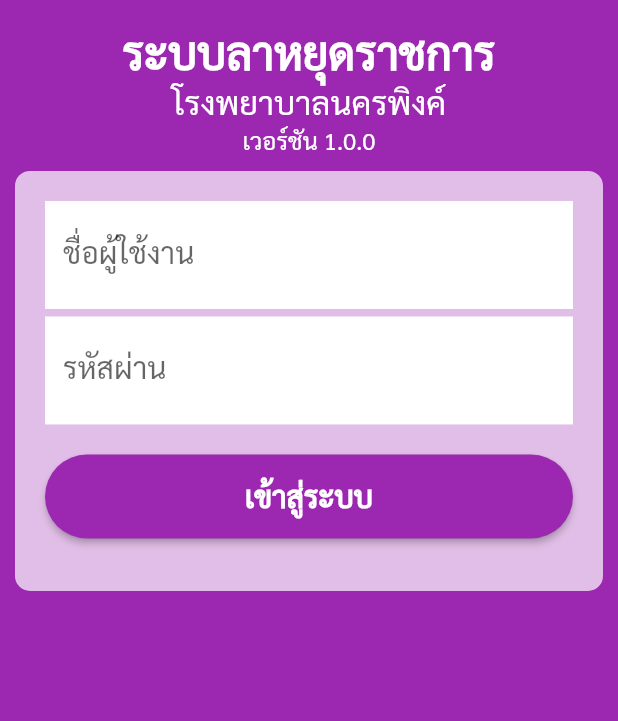
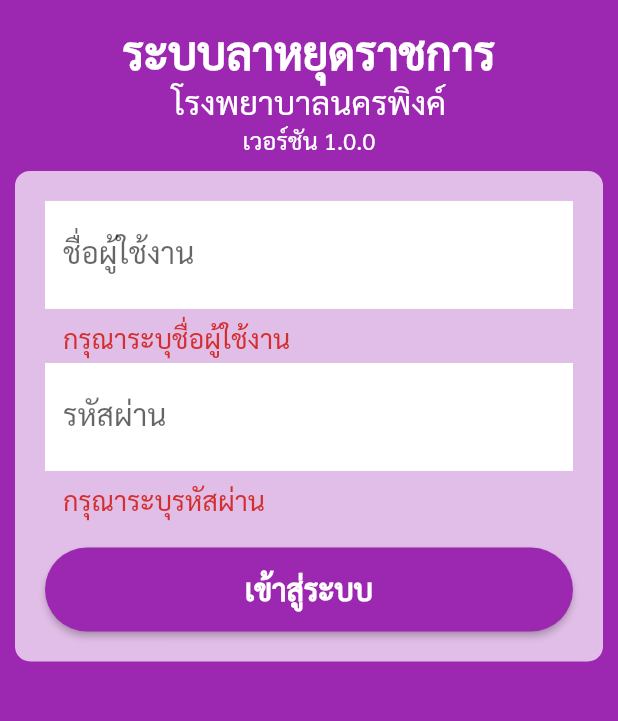
Before and after one commit to siteslave/nkp_app, a Flutter app: the screen it shows after launch, after a tap on "เข้าสู่ระบบ", on a phone screen of 412 x 824 dp, the part 233-954 px from its top. Run offline on Flutter 3.47's test engine with Material 2 defaults, Android fonts, the phone set to English and light mode, and no system bars.

Commit message:
add login api

```diff
--- /dev/null
+++ b/lib/api.dart
@@ -0,0 +1,18 @@
+import 'package:http/http.dart' as http;
+
+class Api {
+  Api();
+
+  String apiUrl = 'http://localhost:3000';
+
+  Future login(String username, String password) async {
+    String url = '$apiUrl/login';
+    Map body = {
+      "username": username.toString(),
+      "password": password.toString(),
+      "userType": "ADMIN"
+    };
+
+    return await http.post(url, body: body);
+  }
+}
--- a/lib/login.dart
+++ b/lib/login.dart
@@ -1,4 +1,6 @@
 import 'package:flutter/material.dart';
+import 'package:nkp_leave/api.dart';
+import 'dart:convert' as convert;
 
 class LoginPage extends StatefulWidget {
   @override
@@ -6,6 +8,12 @@ class LoginPage extends StatefulWidget {
 }
 
 class _LoginPageState extends State<LoginPage> {
+  final _formKey = GlobalKey<FormState>();
+  Api api = Api();
+
+  TextEditingController ctrlUsername = TextEditingController();
+  TextEditingController ctrlPassword = TextEditingController();
+
   @override
   Widget build(BuildContext context) {
     return Scaffold(
@@ -41,27 +49,45 @@ class _LoginPageState extends State<LoginPage> {
               Container(
                 margin: EdgeInsets.all(10),
                 padding: EdgeInsets.all(20),
-                height: 280,
+                // height: 280,
                 width: 400,
                 decoration: BoxDecoration(
                     color: Colors.purple[100],
                     borderRadius: BorderRadius.circular(10)),
                 child: Form(
+                  key: _formKey,
                   child: Column(
                     children: <Widget>[
                       TextFormField(
+                        controller: ctrlUsername,
+                        validator: (String value) {
+                          if (value.isEmpty) {
+                            return 'กรุณาระบุชื่อผู้ใช้งาน';
+                          }
+
+                          return null;
+                        },
                         style: TextStyle(fontSize: 22),
                         decoration: InputDecoration(
                             border: InputBorder.none,
                             fillColor: Colors.white,
                             filled: true,
                             labelText: 'ชื่อผู้ใช้งาน',
-                            labelStyle: TextStyle(fontSize: 20)),
+                            labelStyle: TextStyle(fontSize: 20),
+                            errorStyle: TextStyle(fontSize: 18)),
                       ),
                       SizedBox(
                         height: 5,
                       ),
                       TextFormField(
+                        controller: ctrlPassword,
+                        validator: (String value) {
+                          if (value.isEmpty) {
+                            return 'กรุณาระบุรหัสผ่าน';
+                          }
+
+                          return null;
+                        },
                         style: TextStyle(fontSize: 22),
                         obscureText: true,
                         decoration: InputDecoration(
@@ -69,7 +95,8 @@ class _LoginPageState extends State<LoginPage> {
                             fillColor: Colors.white,
                             filled: true,
                             labelText: 'รหัสผ่าน',
-                            labelStyle: TextStyle(fontSize: 20)),
+                            labelStyle: TextStyle(fontSize: 20),
+                            errorStyle: TextStyle(fontSize: 18)),
                       ),
                       SizedBox(
                         height: 20,
@@ -79,7 +106,7 @@ class _LoginPageState extends State<LoginPage> {
                           Expanded(
                             child: RaisedButton(
                                 padding: EdgeInsets.all(15),
-                                onPressed: () {},
+                                onPressed: () => doLogin(),
                                 child: Text('เข้าสู่ระบบ',
                                     style: TextStyle(
                                         fontSize: 20,
@@ -102,4 +129,25 @@ class _LoginPageState extends State<LoginPage> {
       ),
     );
   }
+
+  Future doLogin() async {
+    if (_formKey.currentState.validate()) {
+      // valid
+      String username = ctrlUsername.text;
+      String password = ctrlPassword.text;
+
+      try {
+        var rs = await api.login(username, password);
+        print(rs.body);
+
+        if (rs.statusCode == 200) {
+          var decoded = convert.jsonDecode(rs.body);
+        } else {
+          // Network error
+        }
+      } catch (error) {
+        print(error);
+      }
+    } else {}
+  }
 }
--- a/pubspec.yaml
+++ b/pubspec.yaml
@@ -23,6 +23,7 @@ dependencies:
   # The following adds the Cupertino Icons font to your application.
   # Use with the CupertinoIcons class for iOS style icons.
   cupertino_icons: ^0.1.2
+  http: ^0.12.0+2
 
 dev_dependencies:
   flutter_test:
```
Also changed, not shown: pubspec.lock.
